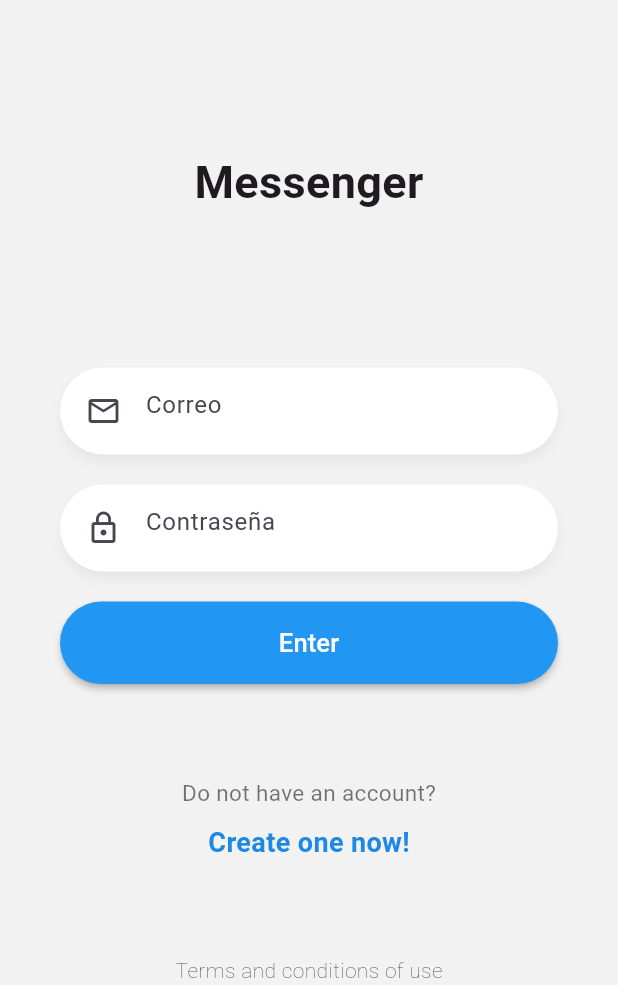
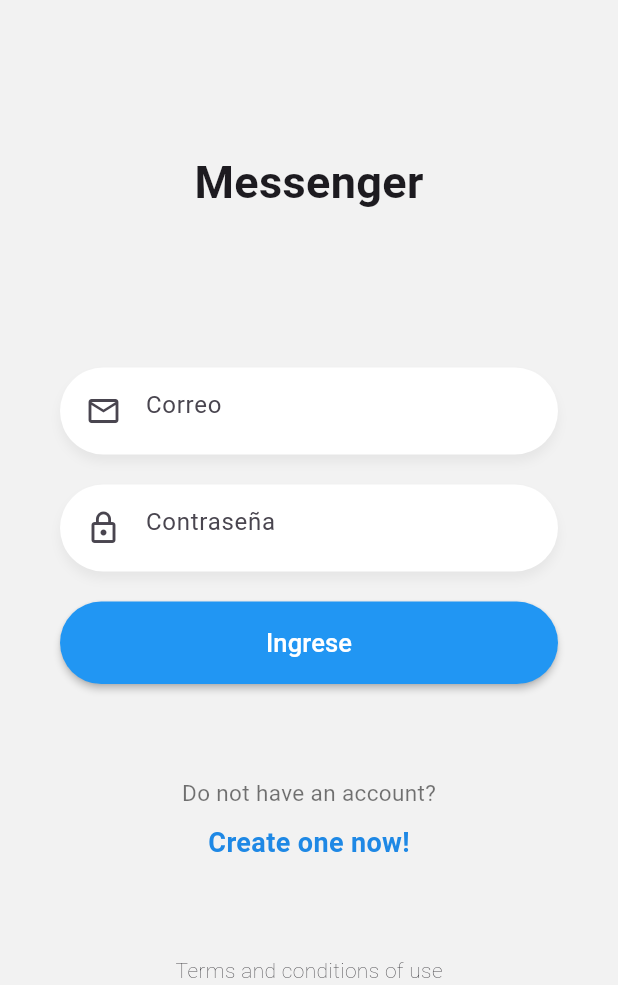
Before and after one commit to Estuardo-Sazo/chat-app-fh, a Flutter app: the screen it shows after launch, on a phone screen of 412 x 824 dp, the part 251-1236 px from its top. Run offline on Flutter 3.47's test engine with Material 3 defaults, Android fonts, the phone set to English and light mode, and no system bars.

Commit message:
Btn Custom

```diff
--- a/lib/pages/login_page.dart
+++ b/lib/pages/login_page.dart
@@ -1,5 +1,3 @@
-import 'dart:math';
-
 import 'package:flutter/material.dart';
 import 'package:chat_app/widgets/widgets.dart';
 
@@ -54,41 +52,15 @@ class __FromState extends State<_From> {
           ),
 
           //TODO Crear boton
-          BlueButton(
-            text: 'Enter',
-            onPressed: () {},
+          BtnCustom(
+            textBtn: 'Ingrese',
+            onPressed: () {
+              print(emailCtrl.text);
+              print(passwordCtrl.text);
+            },
           ),
         ],
       ),
     );
   }
 }
-
-class BlueButton extends StatelessWidget {
-  final String text;
-  final void Function() onPressed;
-
-  const BlueButton({super.key, required this.text, required this.onPressed});
-
-  @override
-  Widget build(BuildContext context) {
-    return ElevatedButton(
-      onPressed: onPressed,
-      style: ElevatedButton.styleFrom(
-        elevation: 2,
-        backgroundColor: Colors.blue,
-        shape: const StadiumBorder(),
-      ),
-      child: Container(
-        width: double.infinity,
-        height: 55,
-        child: Center(
-          child: Text(
-            text,
-            style: TextStyle(color: Colors.white, fontSize: 17),
-          ),
-        ),
-      ),
-    );
-  }
-}
--- a/lib/widgets/btn_custom.dart
+++ b/lib/widgets/btn_custom.dart
@@ -0,0 +1,33 @@
+import 'package:flutter/material.dart';
+
+class BtnCustom extends StatelessWidget {
+  final String textBtn;
+  final void Function() onPressed;
+  const BtnCustom({
+    super.key,
+    required this.textBtn,
+    required this.onPressed,
+  });
+
+  @override
+  Widget build(BuildContext context) {
+    return ElevatedButton(
+      onPressed: onPressed,
+      style: ElevatedButton.styleFrom(
+        elevation: 2,
+        shape: const StadiumBorder(),
+        backgroundColor: Colors.blue,
+      ),
+      child: Container(
+        width: double.infinity,
+        height: 55,
+        child:  Center(
+          child: Text(
+            textBtn,
+            style: const TextStyle(color: Colors.white, fontSize: 17),
+          ),
+        ),
+      ),
+    );
+  }
+}
--- a/lib/widgets/widgets.dart
+++ b/lib/widgets/widgets.dart
@@ -1,3 +1,4 @@
+export  'package:chat_app/widgets/btn_custom.dart';
 export 'package:chat_app/widgets/labels.dart';
 export 'package:chat_app/widgets/logo.dart';
 export 'package:chat_app/widgets/custom_input.dart';
```
